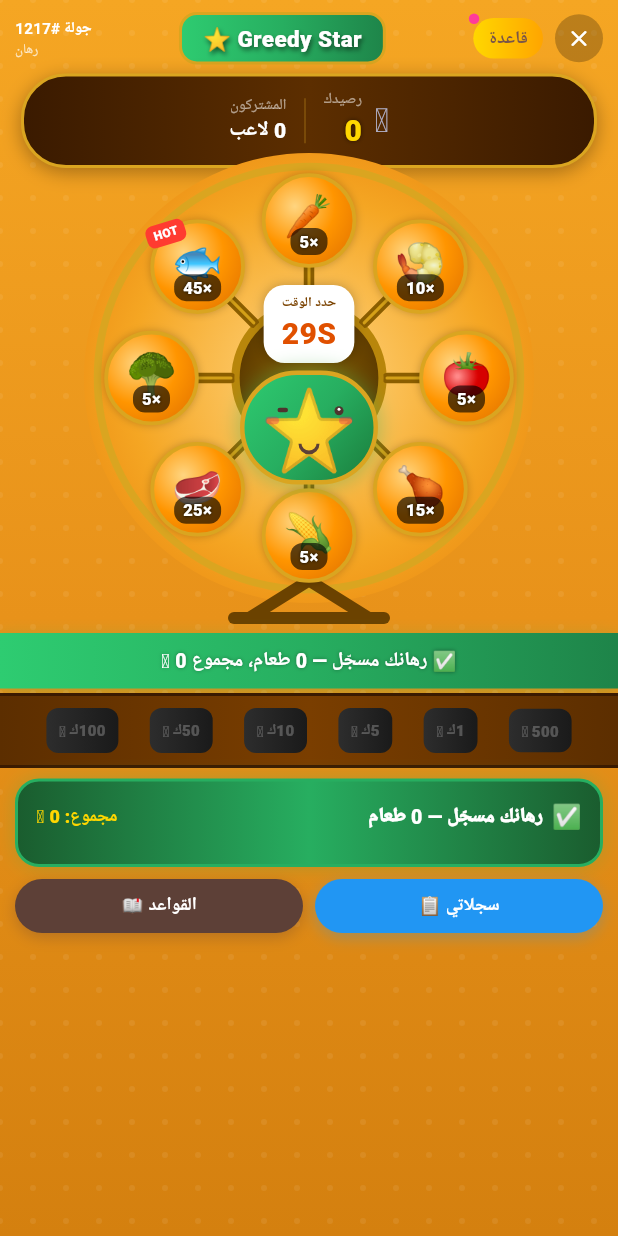
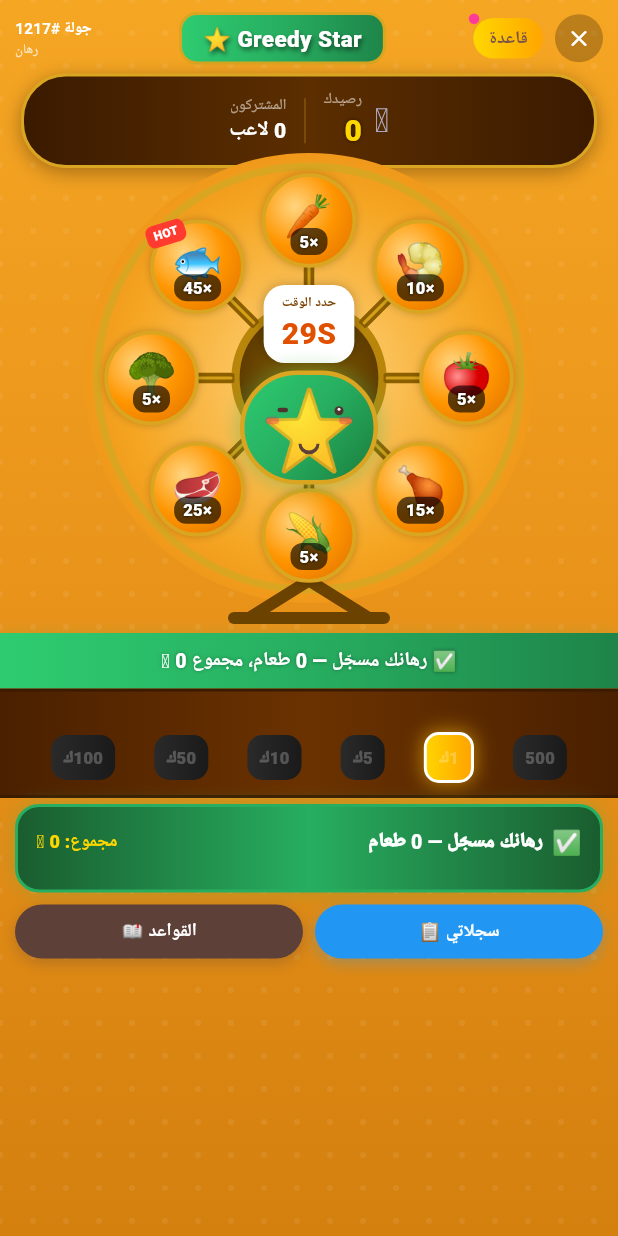
Before and after one commit to sheet-cmyk/chat-live, a Flutter app: the GreedyStarScreen screen opened by its route, on a phone screen of 412 x 824 dp. Run offline on Flutter 3.47's test engine with Material 3 defaults, Android fonts, the phone set to English and light mode, and no system bars; our stand-ins replace audioplayers, cached_network_image, cloud_firestore, firebase_auth, firebase_core, firebase_crashlytics and 13 more; missing offline and left inert: zego_express_engine; accounts and stored records are empty; Roboto replaces fonts that are missing (Cairo).

Commit message:
feat: cumulative tap betting — no confirm, each tap adds selected amount
Co-Authored-By: Claude Sonnet 4.6 <noreply@anthropic.com>

```diff
--- a/lib/features/game/presentation/screens/greedy_star_screen.dart
+++ b/lib/features/game/presentation/screens/greedy_star_screen.dart
@@ -58,9 +58,9 @@ class _GSState extends ConsumerState<GreedyStarScreen> with TickerProviderStateM
   int _resultCountdown = 7;
   int _highlight = -1;
 
-  // Draft bets: foodIndex → amount (0 = food selected but no amount yet)
+  // Draft bets: foodIndex → accumulated amount
   final Map<int, int> _draft = {};
-  int? _focusedFood; // which food the amount bar is currently configuring
+  int _selectedAmount = 1000; // currently active chip on amount bar
 
   int _myWinAmount = 0;
   bool _claimDone = false;
@@ -165,7 +165,6 @@ class _GSState extends ConsumerState<GreedyStarScreen> with TickerProviderStateM
         _myWinAmount = 0;
         _claimDone = false;
         _draft.clear();
-        _focusedFood = null;
         _betterCounts = {};
       });
     }
@@ -288,48 +287,27 @@ class _GSState extends ConsumerState<GreedyStarScreen> with TickerProviderStateM
 
   // ── Draft bet actions ──────────────────────────────────────────────
 
-  void _onFoodTap(int fi) {
+  // Each tap adds _selectedAmount to that food (cumulative, no undo)
+  void _onFoodTap(int fi, int coins) {
     if (_localPhase != 'betting' || _myBet != null) return;
-    setState(() {
-      if (_focusedFood == fi) {
-        // Tap focused food again → deselect it
-        _draft.remove(fi);
-        _focusedFood = _draft.isNotEmpty ? _draft.keys.last : null;
-      } else if (_draft.containsKey(fi)) {
-        // Tap already-selected food → focus it for amount edit
-        _focusedFood = fi;
-      } else {
-        // New food: add with 0 amount, focus it
-        if (_draft.length >= 6) {
+    if (_selectedAmount == 0) { _showToast('اختر مبلغاً من الشريط أولاً'); return; }
+    if (!_draft.containsKey(fi) && _draft.length >= 6) {
       _showToast('الحد الأقصى 6 أطعمة مختلفة');
       return;
     }
-        _draft[fi] = 0;
-        _focusedFood = fi;
-      }
-    });
+    final newTotal = _draft.values.fold(0, (s, v) => s + v) + _selectedAmount;
+    if (newTotal > coins) { _showToast('رصيدك غير كافٍ 🪙'); return; }
+    setState(() => _draft[fi] = (_draft[fi] ?? 0) + _selectedAmount);
   }
 
   void _onAmountTap(int amt) {
-    if (_focusedFood == null) { _showToast('اضغط على طعام أولاً'); return; }
-    setState(() => _draft[_focusedFood!] = amt);
+    setState(() => _selectedAmount = amt);
   }
 
-  void _removeDraftItem(int fi) {
-    setState(() {
-      _draft.remove(fi);
-      if (_focusedFood == fi) {
-        _focusedFood = _draft.isNotEmpty ? _draft.keys.last : null;
-      }
-    });
-  }
-
-  Future<void> _onConfirm(int coins) async {
+  Future<void> _onBet(int coins) async {
     if (_localPhase != 'betting') { _showToast('انتهى وقت الرهان'); return; }
     if (_myBet != null) { _showToast('رهنت بالفعل في هذه الجولة'); return; }
-    if (_draft.isEmpty) { _showToast('اختر طعاماً واحداً على الأقل'); return; }
-    final hasAmounts = _draft.values.any((v) => v > 0);
-    if (!hasAmounts) { _showToast('أضف مبلغاً للرهان'); return; }
+    if (_draft.isEmpty) { _showToast('اضغط على الأطعمة لإضافة رهانات'); return; }
     final total = _draft.values.fold(0, (s, v) => s + v);
     if (total > coins) { _showToast('رصيدك غير كافٍ — المطلوب ${_fmtNum(total)} 🪙'); return; }
 
@@ -343,7 +321,7 @@ class _GSState extends ConsumerState<GreedyStarScreen> with TickerProviderStateM
     if (err != null) {
       _showToast(err);
     } else {
-      setState(() { _draft.clear(); _focusedFood = null; });
+      setState(() => _draft.clear());
       _showToast('✅ تم تسجيل رهانك!');
     }
   }
@@ -380,10 +358,10 @@ class _GSState extends ConsumerState<GreedyStarScreen> with TickerProviderStateM
                   child: SingleChildScrollView(
                     physics: const ClampingScrollPhysics(),
                     child: Column(children: [
-                      _buildWheelArea(),
+                      _buildWheelArea(coins),
                       _buildPhaseBar(),
-                      _buildAmountBar(coins),
-                      if (_myBet != null) _buildPlacedBetSummary() else _buildDraftPanel(coins),
+                      _buildAmountBar(),
+                      if (_myBet != null) _buildPlacedBetSummary() else _buildBetBar(coins),
                       _buildBottomRow(coins),
                       const SizedBox(height: 8),
                     ]),
@@ -490,7 +468,7 @@ class _GSState extends ConsumerState<GreedyStarScreen> with TickerProviderStateM
 
   // ── Wheel ──────────────────────────────────────────────────────────
 
-  Widget _buildWheelArea() {
+  Widget _buildWheelArea(int coins) {
     return LayoutBuilder(builder: (ctx, box) {
       final w = box.maxWidth;
       final cx = w / 2;
@@ -499,21 +477,20 @@ class _GSState extends ConsumerState<GreedyStarScreen> with TickerProviderStateM
         width: w, height: h,
         child: Stack(clipBehavior: Clip.none, children: [
           CustomPaint(size: Size(w, h), painter: _WheelPainter(cx: cx, cy: cy, r: r)),
-          for (int i = 0; i < 8; i++) _buildBubble(i, cx, cy, r, bSize),
+          for (int i = 0; i < 8; i++) _buildBubble(i, cx, cy, r, bSize, coins),
           _buildCenterStar(cx, cy),
         ]),
       );
     });
   }
 
-  Widget _buildBubble(int i, double cx, double cy, double r, double bSize) {
+  Widget _buildBubble(int i, double cx, double cy, double r, double bSize, int coins) {
     final angle = -pi / 2 + i * pi / 4;
     final bx = cx + r * cos(angle);
     final by = cy + r * sin(angle);
     final food = _kFoods[i];
 
     final inDraft = _draft.containsKey(i);
-    final isFocused = _focusedFood == i;
     final draftAmt = _draft[i] ?? 0;
     final isMyBet = _myBet?.hasBetOn(i) ?? false;
     final myBetAmt = _myBet?.amountFor(i) ?? 0;
@@ -525,8 +502,8 @@ class _GSState extends ConsumerState<GreedyStarScreen> with TickerProviderStateM
     Widget bubble = AnimatedBuilder(
       animation: Listenable.merge([_pulseCtrl, _glowCtrl]),
       builder: (_, __) {
-        final scale = (isFocused || isMyBet) && _localPhase == 'betting' ? _pulse.value : 1.0;
-        final glowR = isHighlighted ? _glow.value : (isFocused ? 10.0 : inDraft ? 5.0 : 0.0);
+        final scale = (inDraft || isMyBet) && _localPhase == 'betting' ? _pulse.value : 1.0;
+        final glowR = isHighlighted ? _glow.value : (inDraft ? 8.0 : 0.0);
         return Transform.scale(
           scale: scale,
           child: Column(mainAxisSize: MainAxisSize.min, children: [
@@ -547,16 +524,14 @@ class _GSState extends ConsumerState<GreedyStarScreen> with TickerProviderStateM
                   ),
                   border: Border.all(
                     color: isHighlighted ? Colors.white
-                        : isFocused ? const Color(0xFF27AE60)
                         : isMyBet ? const Color(0xFF27AE60)
                         : inDraft ? const Color(0xFFFFD700)
                         : const Color(0xFFDAA520),
-                    width: isHighlighted ? 4 : (isFocused || isMyBet || inDraft) ? 3.5 : 2.5,
+                    width: isHighlighted ? 4 : (isMyBet || inDraft) ? 3.5 : 2.5,
                   ),
                   boxShadow: [BoxShadow(
                     color: isHighlighted ? Colors.white.withAlpha(220)
-                        : isFocused ? Colors.green.withAlpha(180)
-                        : inDraft ? const Color(0xFFFFD700).withAlpha(140)
+                        : inDraft ? const Color(0xFFFFD700).withAlpha(160)
                         : Colors.black.withAlpha(55),
                     blurRadius: glowR + 4, spreadRadius: isHighlighted ? 3 : 0,
                   )],
@@ -632,7 +607,7 @@ class _GSState extends ConsumerState<GreedyStarScreen> with TickerProviderStateM
     return Positioned(
       left: bx - bSize / 2,
       top: by - bSize / 2,
-      child: GestureDetector(onTap: canBet ? () => _onFoodTap(i) : null, child: bubble),
+      child: GestureDetector(onTap: canBet ? () => _onFoodTap(i, coins) : null, child: bubble),
     );
   }
 
@@ -718,12 +693,11 @@ class _GSState extends ConsumerState<GreedyStarScreen> with TickerProviderStateM
     if (_localPhase == 'betting') {
       if (_myBet != null) {
         msg = '✅ رهانك مسجّل — ${_myBet!.items.length} طعام، مجموع ${_fmtNum(_myBet!.totalAmount)} 🪙';
-      } else if (_focusedFood != null) {
-        msg = 'اختر المبلغ للـ${_kFoods[_focusedFood!].name} ${_kFoods[_focusedFood!].emoji}';
       } else if (_draft.isNotEmpty) {
-        msg = 'اضغط على طعام لضبط مبلغه، أو تأكيد الرهان';
+        final total = _draft.values.fold(0, (s, v) => s + v);
+        msg = 'رهانك: ${_fmtFull(total)} 🪙 على ${_draft.length} طعام — اضغط "راهن" للتسجيل';
       } else {
-        msg = 'اضغط على الطعام لاختياره ← حدد المبلغ ← تأكيد';
+        msg = 'اختر المبلغ ← اضغط على الطعام لإضافة الرهان';
       }
     } else if (_localPhase == 'spinning') {
       msg = '🎡 العجلة تدور... انتظر النتيجة';
@@ -746,72 +720,63 @@ class _GSState extends ConsumerState<GreedyStarScreen> with TickerProviderStateM
     );
   }
 
-  // ── Amount bar ─────────────────────────────────────────────────────
+  // ── Amount bar — select chip, then tap foods to accumulate ───────────
 
-  Widget _buildAmountBar(int coins) {
+  Widget _buildAmountBar() {
     final canBet = _localPhase == 'betting' && _myBet == null;
-    final focused = _focusedFood != null;
 
     return Container(
-      margin: const EdgeInsets.symmetric(vertical: 3),
-      padding: const EdgeInsets.symmetric(horizontal: 10, vertical: 8),
+      padding: const EdgeInsets.symmetric(horizontal: 8, vertical: 8),
       decoration: const BoxDecoration(
-        gradient: LinearGradient(colors: [Color(0xFF5C2E00), Color(0xFF7A3E00), Color(0xFF5C2E00)]),
+        gradient: LinearGradient(colors: [Color(0xFF4A2000), Color(0xFF6B3200), Color(0xFF4A2000)]),
         border: Border(
           top: BorderSide(color: Color(0xFF3A1A00), width: 2),
           bottom: BorderSide(color: Color(0xFF3A1A00), width: 2),
         ),
       ),
       child: Column(children: [
-        if (canBet && !focused)
         Padding(
           padding: const EdgeInsets.only(bottom: 5),
-            child: Text('اضغط على طعام ثم اختر المبلغ',
+          child: Text(
+            canBet ? 'اختر المبلغ ← اضغط على الطعام (كل ضغطة تُضيف المبلغ)' : '',
             textAlign: TextAlign.center,
-              style: TextStyle(color: Colors.white.withAlpha(160), fontFamily: 'Cairo', fontSize: 11)),
+            style: TextStyle(color: Colors.white.withAlpha(150), fontFamily: 'Cairo', fontSize: 10),
           ),
-        if (canBet && focused)
-          Padding(
-            padding: const EdgeInsets.only(bottom: 5),
-            child: Row(mainAxisAlignment: MainAxisAlignment.center, children: [
-              Text(_kFoods[_focusedFood!].emoji, style: const TextStyle(fontSize: 18)),
-              const SizedBox(width: 6),
-              Text('اختر مبلغ ${_kFoods[_focusedFood!].name}:',
-                style: const TextStyle(color: Colors.white, fontFamily: 'Cairo', fontWeight: FontWeight.w700, fontSize: 12)),
-            ]),
         ),
         Row(
           mainAxisAlignment: MainAxisAlignment.spaceEvenly,
           children: _kAmounts.map((amt) {
-            final isSelected = focused && (_draft[_focusedFood] == amt);
-            final canAfford = amt <= coins;
+            final isSelected = _selectedAmount == amt;
             return GestureDetector(
               onTap: canBet ? () => _onAmountTap(amt) : null,
               child: AnimatedContainer(
-                duration: const Duration(milliseconds: 180),
-                padding: const EdgeInsets.symmetric(horizontal: 7, vertical: 6),
+                duration: const Duration(milliseconds: 150),
+                padding: const EdgeInsets.symmetric(horizontal: 8, vertical: 7),
                 decoration: BoxDecoration(
                   gradient: LinearGradient(
                     colors: isSelected
-                        ? [const Color(0xFFFFD700), const Color(0xFFFFA500)]
-                        : [const Color(0xFF2D2D2D), const Color(0xFF1A1A1A)],
+                        ? [const Color(0xFFFFD700), const Color(0xFFFFA000)]
+                        : [const Color(0xFF2A2A2A), const Color(0xFF1A1A1A)],
                   ),
-                  borderRadius: BorderRadius.circular(8),
-                  border: Border.all(color: isSelected ? const Color(0xFFFFD700) : Colors.transparent, width: 1.5),
-                  boxShadow: isSelected ? [BoxShadow(color: Colors.amber.withAlpha(100), blurRadius: 8)] : [],
+                  borderRadius: BorderRadius.circular(10),
+                  border: Border.all(
+                    color: isSelected ? Colors.white : Colors.transparent,
+                    width: isSelected ? 2 : 0,
                   ),
-                child: Row(mainAxisSize: MainAxisSize.min, children: [
-                  Text(_fmtNum(amt),
+                  boxShadow: isSelected
+                      ? [BoxShadow(color: Colors.amber.withAlpha(140), blurRadius: 10, spreadRadius: 1)]
+                      : [],
+                ),
+                child: Text(
+                  _fmtNum(amt),
                   style: TextStyle(
                     color: !canBet ? Colors.white24
                         : isSelected ? Colors.brown.shade900
-                          : (canAfford ? Colors.white : Colors.white38),
-                      fontSize: 10, fontWeight: FontWeight.w800)),
-                  const SizedBox(width: 2),
-                  Text('🪙', style: TextStyle(
-                    fontSize: 10,
-                    color: !canBet ? Colors.white24 : isSelected ? Colors.brown : Colors.amber)),
-                ]),
+                        : Colors.white70,
+                    fontSize: 11, fontWeight: FontWeight.w900,
+                    fontFamily: 'Cairo',
+                  ),
+                ),
               ),
             );
           }).toList(),
@@ -820,131 +785,81 @@ class _GSState extends ConsumerState<GreedyStarScreen> with TickerProviderStateM
     );
   }
 
-  // ── Draft panel ────────────────────────────────────────────────────
+  // ── Bet bar — shows draft summary + RAH BET button ────────────────
 
-  Widget _buildDraftPanel(int coins) {
+  Widget _buildBetBar(int coins) {
     if (_localPhase != 'betting') return const SizedBox.shrink();
 
-    final hasItems = _draft.isNotEmpty;
     final total = _draft.values.fold(0, (s, v) => s + v);
-    final validCount = _draft.values.where((v) => v > 0).length;
-    final canConfirm = validCount > 0 && total <= coins && !_isPlacing;
+    final canBet = _draft.isNotEmpty && total <= coins && !_isPlacing;
 
     return Container(
-      margin: const EdgeInsets.fromLTRB(10, 4, 10, 4),
-      padding: const EdgeInsets.all(10),
+      margin: const EdgeInsets.fromLTRB(10, 5, 10, 5),
+      padding: const EdgeInsets.symmetric(horizontal: 12, vertical: 10),
       decoration: BoxDecoration(
-        color: Colors.black.withAlpha(80),
+        color: Colors.black.withAlpha(90),
         borderRadius: BorderRadius.circular(16),
-        border: Border.all(color: const Color(0xFFDAA520).withAlpha(80)),
-      ),
-      child: Column(crossAxisAlignment: CrossAxisAlignment.start, children: [
-        // Header
-        Row(mainAxisAlignment: MainAxisAlignment.spaceBetween, children: [
-          Row(children: [
-            const Text('🛒', style: TextStyle(fontSize: 16)),
-            const SizedBox(width: 6),
-            Text('مسودة رهانك (${_draft.length}/6)',
-              style: const TextStyle(color: Colors.white, fontFamily: 'Cairo', fontWeight: FontWeight.w800, fontSize: 13)),
-          ]),
-          if (hasItems)
-            GestureDetector(
-              onTap: () => setState(() { _draft.clear(); _focusedFood = null; }),
-              child: Container(
-                padding: const EdgeInsets.symmetric(horizontal: 8, vertical: 3),
-                decoration: BoxDecoration(color: Colors.red.withAlpha(150), borderRadius: BorderRadius.circular(10)),
-                child: const Text('مسح الكل', style: TextStyle(color: Colors.white, fontFamily: 'Cairo', fontSize: 10, fontWeight: FontWeight.bold)),
-              ),
-            ),
-        ]),
-        const SizedBox(height: 8),
-
-        if (!hasItems)
-          Container(
-            width: double.infinity,
-            padding: const EdgeInsets.symmetric(vertical: 14),
-            child: const Text('اضغط على الأطعمة في العجلة لإضافتها', textAlign: TextAlign.center,
-              style: TextStyle(color: Colors.white38, fontFamily: 'Cairo', fontSize: 12)),
-          )
-        else ...[
-          // Draft items
-          Wrap(spacing: 6, runSpacing: 6, children: _draft.entries.map((e) {
-            final fi = e.key;
-            final amt = e.value;
-            final isFocused = _focusedFood == fi;
-            return GestureDetector(
-              onTap: () => setState(() => _focusedFood = fi),
-              child: AnimatedContainer(
-                duration: const Duration(milliseconds: 180),
-                padding: const EdgeInsets.fromLTRB(8, 5, 4, 5),
-                decoration: BoxDecoration(
-                  color: isFocused ? const Color(0xFF27AE60).withAlpha(180) : Colors.white.withAlpha(20),
-                  borderRadius: BorderRadius.circular(20),
         border: Border.all(
-                    color: isFocused ? const Color(0xFF27AE60) : (amt > 0 ? const Color(0xFFFFD700).withAlpha(100) : Colors.white24),
+          color: _draft.isEmpty
+              ? Colors.white.withAlpha(30)
+              : const Color(0xFFFFD700).withAlpha(120),
           width: 1.5,
         ),
       ),
-                child: Row(mainAxisSize: MainAxisSize.min, children: [
-                  Text(_kFoods[fi].emoji, style: const TextStyle(fontSize: 16)),
-                  const SizedBox(width: 4),
-                  Column(crossAxisAlignment: CrossAxisAlignment.start, children: [
-                    Text(_kFoods[fi].name,
-                      style: const TextStyle(color: Colors.white, fontFamily: 'Cairo', fontWeight: FontWeight.w700, fontSize: 10)),
-                    Text(amt > 0 ? '${_fmtNum(amt)} 🪙 → ${_fmtNum(amt * _kFoods[fi].mult)} 🪙' : 'اضغط لاختيار المبلغ',
-                      style: TextStyle(
-                        color: amt > 0 ? const Color(0xFFFFD700) : Colors.white38,
-                        fontFamily: 'Cairo', fontSize: 9)),
-                  ]),
-                  const SizedBox(width: 6),
-                  GestureDetector(
-                    onTap: () => _removeDraftItem(fi),
-                    child: Container(
-                      width: 18, height: 18,
-                      decoration: BoxDecoration(color: Colors.red.withAlpha(120), shape: BoxShape.circle),
-                      child: const Icon(Icons.close, color: Colors.white, size: 12),
+      child: Row(children: [
+        // Draft chips
+        Expanded(
+          child: _draft.isEmpty
+              ? Text('اضغط على الأطعمة لإضافة رهانات',
+                  style: TextStyle(color: Colors.white.withAlpha(100), fontFamily: 'Cairo', fontSize: 11))
+              : Wrap(spacing: 5, runSpacing: 4, children: _draft.entries.map((e) {
+                  final food = _kFoods[e.key];
+                  return Container(
+                    padding: const EdgeInsets.symmetric(horizontal: 7, vertical: 3),
+                    decoration: BoxDecoration(
+                      color: Colors.white.withAlpha(18),
+                      borderRadius: BorderRadius.circular(12),
+                      border: Border.all(color: const Color(0xFFFFD700).withAlpha(80)),
                     ),
-                  ),
-                ]),
+                    child: Text(
+                      '${food.emoji} ${_fmtFull(e.value)}',
+                      style: const TextStyle(color: Colors.white, fontFamily: 'Cairo',
+                          fontWeight: FontWeight.w700, fontSize: 11),
                     ),
                   );
                 }).toList()),
-
-          const SizedBox(height: 10),
-
-          // Total + Confirm
-          Row(children: [
-            Expanded(child: Column(crossAxisAlignment: CrossAxisAlignment.start, children: [
-              Text('الإجمالي: ${_fmtNum(total)} 🪙',
-                style: TextStyle(
-                  color: total > coins ? Colors.red.shade300 : const Color(0xFFFFD700),
-                  fontFamily: 'Cairo', fontWeight: FontWeight.w900, fontSize: 14)),
-              Text('الربح المحتمل: ${_fmtNum(_draft.entries.fold(0, (s, e) => s + e.value * _kFoods[e.key].mult))} 🪙 (إجمالي أضعاف)',
-                style: const TextStyle(color: Colors.white54, fontFamily: 'Cairo', fontSize: 10)),
-            ])),
+        ),
         const SizedBox(width: 8),
+        // BET button
         GestureDetector(
-              onTap: canConfirm ? () => _onConfirm(coins) : null,
+          onTap: canBet ? () => _onBet(coins) : null,
           child: AnimatedContainer(
             duration: const Duration(milliseconds: 200),
-                padding: const EdgeInsets.symmetric(horizontal: 18, vertical: 10),
+            padding: const EdgeInsets.symmetric(horizontal: 16, vertical: 11),
             decoration: BoxDecoration(
               gradient: LinearGradient(
-                    colors: canConfirm
-                        ? [const Color(0xFF27AE60), const Color(0xFF1E8449)]
+                colors: canBet
+                    ? [const Color(0xFF27AE60), const Color(0xFF1A7A3A)]
                     : [Colors.grey.shade700, Colors.grey.shade800],
               ),
-                  borderRadius: BorderRadius.circular(16),
-                  boxShadow: canConfirm ? [BoxShadow(color: Colors.green.withAlpha(100), blurRadius: 8)] : [],
+              borderRadius: BorderRadius.circular(14),
+              boxShadow: canBet
+                  ? [BoxShadow(color: Colors.green.withAlpha(120), blurRadius: 10)]
+                  : [],
             ),
             child: _isPlacing
-                    ? const SizedBox(width: 20, height: 20,
-                        child: CircularProgressIndicator(color: Colors.white, strokeWidth: 2))
-                    : const Text('تأكيد الرهان', style: TextStyle(color: Colors.white, fontFamily: 'Cairo', fontWeight: FontWeight.w900, fontSize: 13)),
+                ? const SizedBox(width: 22, height: 22,
+                    child: CircularProgressIndicator(color: Colors.white, strokeWidth: 2.5))
+                : Column(mainAxisSize: MainAxisSize.min, children: [
+                    const Text('راهن', style: TextStyle(color: Colors.white,
+                        fontFamily: 'Cairo', fontWeight: FontWeight.w900, fontSize: 14)),
+                    if (total > 0)
+                      Text('${_fmtFull(total)} 🪙',
+                        style: const TextStyle(color: Color(0xFFFFD700),
+                            fontFamily: 'Cairo', fontWeight: FontWeight.w800, fontSize: 10)),
+                  ]),
           ),
         ),
-          ]),
-        ],
       ]),
     );
   }
```
Lines whose indentation alone changed are shown as unchanged.
